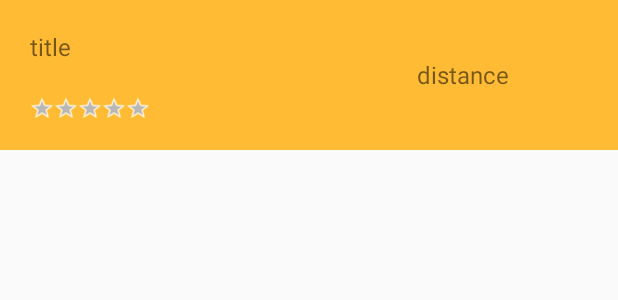
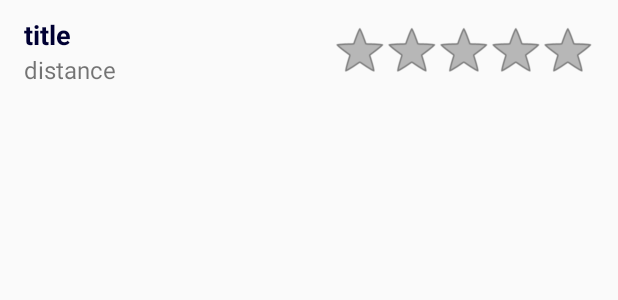
Before and after one commit to CrazyClimbersTeam/HoReCa, an Android app: the layout detail_item.xml on its own in the app's theme, with its tools: preview values and no code run, on a phone screen of 412 x 824 dp. Shown: the top 300 px of the screen. Run offline under Robolectric (Android 15) with nearby library versions, the phone set to English and light mode, and no system bars.

Commit message:
fuck it all

```diff
--- a/app/src/main/java/com/crazyclimbersteam/horeca/adapter/DetailItemAdapter.java
+++ b/app/src/main/java/com/crazyclimbersteam/horeca/adapter/DetailItemAdapter.java
@@ -83,7 +83,7 @@ public class DetailItemAdapter extends BaseAdapter {
         if(oneItemModel != null){
             viewHolder.title.setText(oneItemModel.getName());
             viewHolder.rating.setRating((oneItemModel.getRating()));
-            viewHolder.distance.setText(String.valueOf(oneItemModel.getDistance()));
+            viewHolder.distance.setText(String.valueOf(oneItemModel.getDistance()) + " m");
         }
 
 
--- a/app/src/main/java/com/crazyclimbersteam/horeca/menu/views/MenuItemsContainer.java
+++ b/app/src/main/java/com/crazyclimbersteam/horeca/menu/views/MenuItemsContainer.java
@@ -57,6 +57,7 @@ public class MenuItemsContainer extends LinearLayout {
 
     private void addSeparator() {
         View separator = new View(getContext());
+        separator.setAlpha(0.5f);
         separator.setBackgroundColor(getResources().getColor(R.color.menu_item_separator_color));
         addView(separator, new MarginLayoutParams(ViewGroup.LayoutParams.MATCH_PARENT,
                 getResources().getDimensionPixelSize(R.dimen.navigation_menu_separator_height)));
--- a/app/src/main/res/layout/detail_item.xml
+++ b/app/src/main/res/layout/detail_item.xml
@@ -1,54 +1,41 @@
 <?xml version="1.0" encoding="utf-8"?>
 <LinearLayout xmlns:android="http://schemas.android.com/apk/res/android"
-    android:layout_width="match_parent"
-    android:layout_height="100dp"
-    android:background="@android:color/holo_orange_light"
-    android:orientation="horizontal">
-
-    <RelativeLayout
-        android:id="@+id/title_layout"
+              android:layout_width="match_parent"
+              android:layout_height="68dp"
+              android:background="?attr/selectableItemBackground"
+              android:orientation="horizontal"
+              android:gravity="center_vertical"
+              android:paddingLeft="16dp"
+              android:paddingRight="16dp"
+    >
+    <LinearLayout
+        android:layout_weight="1"
         android:layout_width="0dp"
-        android:layout_height="match_parent"
-        android:layout_weight="1"
-        android:orientation="vertical">
-
+        android:layout_height="wrap_content"
+        android:orientation="vertical"
+        >
         <TextView
             android:id="@+id/title_text_view"
             android:layout_width="wrap_content"
             android:layout_height="wrap_content"
-            android:layout_alignParentTop="true"
             android:text="title"
-            android:textSize="16sp"
-            android:layout_marginLeft="20dp"
-            android:layout_marginTop="20dp"/>
-
-        <RatingBar
-            android:id="@+id/rating"
-            android:layout_width="wrap_content"
-            android:layout_height="wrap_content"
-            android:layout_alignParentBottom="true"
-            android:layout_marginLeft="20dp"
-            android:layout_marginBottom="20dp"
-            style="@android:style/Widget.Holo.RatingBar.Small"
-            android:max="5" />
-
-    </RelativeLayout>
-
-    <LinearLayout
-        android:id="@+id/distance_layout"
-        android:layout_width="0dp"
-        android:layout_height="match_parent"
-        android:layout_weight="1"
-        android:orientation="vertical"
-        android:gravity="center">
-
+            android:textSize="18dp"
+            android:textColor="@color/horec_t1"
+            android:textStyle="bold"
+            />
         <TextView
             android:id="@+id/distance_view"
             android:layout_width="wrap_content"
             android:layout_height="wrap_content"
             android:text="distance"
-            android:textSize="16sp"/>
-
+            android:textSize="16dp"
+            />
     </LinearLayout>
-
+    <RatingBar
+        android:id="@+id/rating"
+        android:layout_width="wrap_content"
+        android:layout_height="wrap_content"
+        style="@android:style/Widget.Holo.Light.RatingBar.Indicator"
+        android:max="5"
+        />
 </LinearLayout>
--- a/app/src/main/res/values/colors.xml
+++ b/app/src/main/res/values/colors.xml
@@ -3,8 +3,8 @@
     <color name="app_main_color">#169df9</color>
 
     <!-- general colors -->
-    <color name="horec_t1">#dfdfdf</color>
-    <color name="horec_t2">#33ffff</color>
+    <color name="horec_t1">#000033</color>
+    <color name="horec_t2">#7A7A7A</color>
     <color name="horec_t3">#ff000000</color>
     <color name="horec_t4">#cc222222</color>
 
--- a/app/src/main/res/values/dimens.xml
+++ b/app/src/main/res/values/dimens.xml
@@ -4,9 +4,9 @@
 
     <dimen name="navigation_drawer_width">310dp</dimen>
     <dimen name="navigation_menu_item_height">64dp</dimen>
-    <dimen name="navigation_menu_separator_height">1dp</dimen>
+    <dimen name="navigation_menu_separator_height">1px</dimen>
     <dimen name="navigation_menu_item_icon_margin_left">7dp</dimen>
-    <dimen name="navigation_menu_item_title_margin_left">45dp</dimen>
+    <dimen name="navigation_menu_item_title_margin_left">48dp</dimen>
 
     <dimen name="details_screen_header_parallax_margin">74dp</dimen>
     <dimen name="details_screen_header_parallax_margin_negative">-75dp</dimen>
```
Also changed, not shown: app/src/main/java/com/crazyclimbersteam/horeca/menu/model/MenuItemModel.java (+66 -3 lines), app/src/main/res/layout/navigation_menu_item.xml (+11 -10 lines), app/src/main/res/drawable-xxhdpi/distance_icon.png (added).
